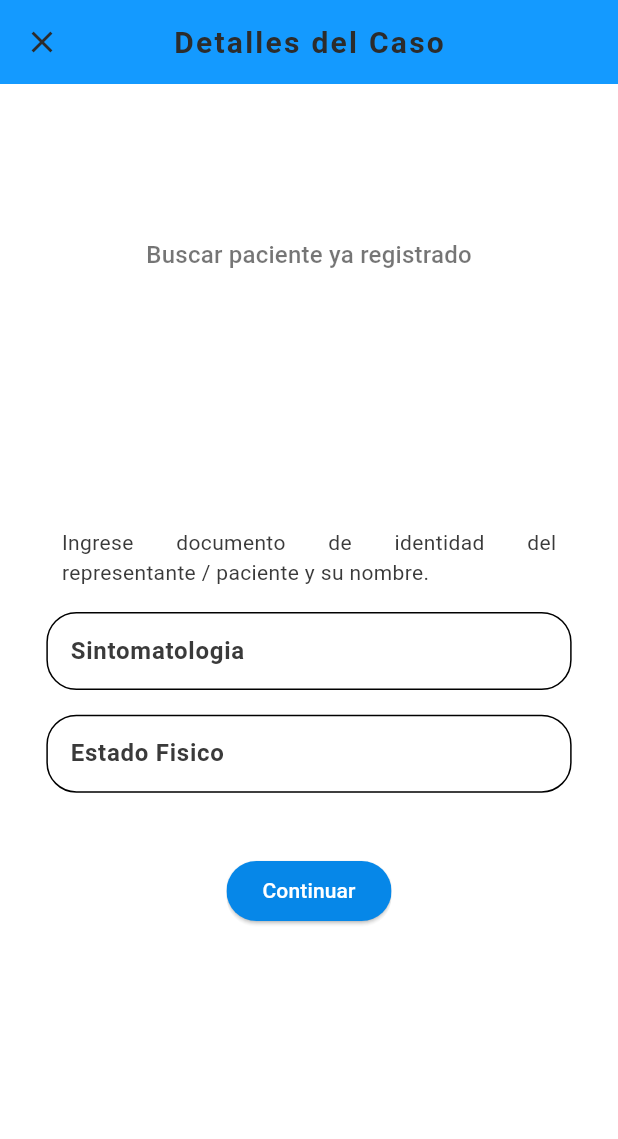
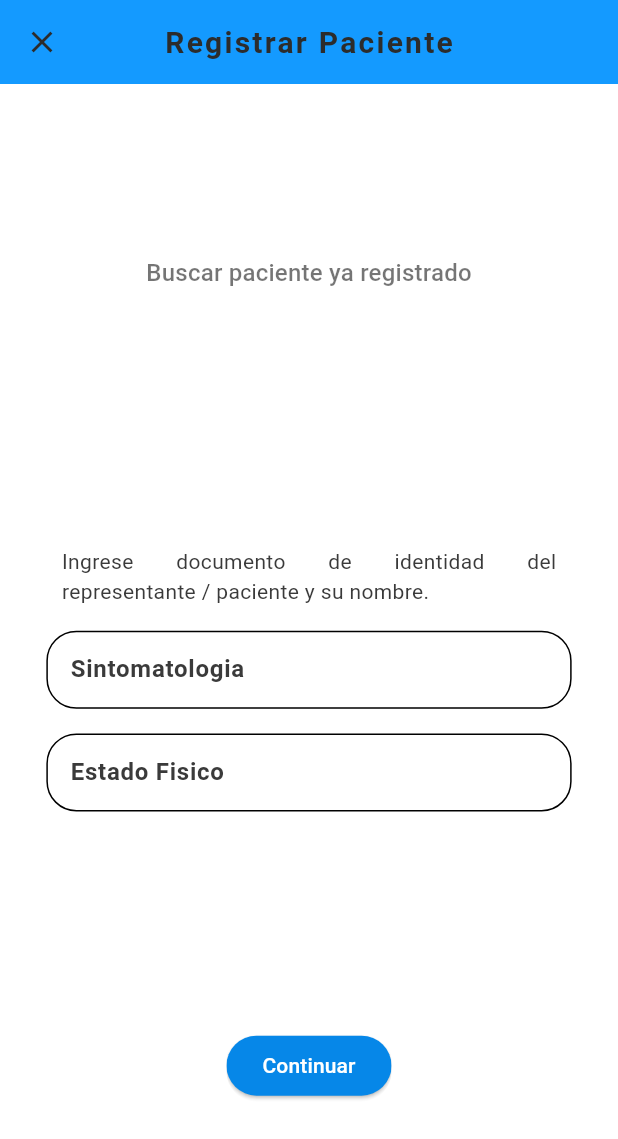
Before and after one commit to Teixeira49/d_report, a Flutter app: the FindPatientPage screen opened by its route, on a phone screen of 412 x 824 dp. Shown: the top 1139 px of the screen. Run offline on Flutter 3.47's test engine with Material 3 defaults, Android fonts, the phone set to English and light mode, and no system bars; missing offline and left inert: dart:ffi; Roboto replaces fonts that are missing (gotham).

Commit message:
Fix AppBar

```diff
--- a/lib/src/feature/find_patient/presentation/pages/find_patient_page.dart
+++ b/lib/src/feature/find_patient/presentation/pages/find_patient_page.dart
@@ -15,7 +15,7 @@ class FindPatientPage extends StatelessWidget {
     return Scaffold(
       appBar: AppBar(
         title: Text(
-          caseDetails,
+          registerData + space + patient,
           style: Theme.of(context).appBarTheme.titleTextStyle,
         ),
         backgroundColor: Theme.of(context).appBarTheme.backgroundColor,
@@ -54,6 +54,7 @@ class FindPatientPage extends StatelessWidget {
                     ),
                     Expanded(
                         child: Column(
+                          mainAxisAlignment: MainAxisAlignment.center,
                           children: [
                             Container(
                               padding: EdgeInsets.symmetric(
@@ -83,9 +84,9 @@ class FindPatientPage extends StatelessWidget {
                           ],
                         )
                     ),
-                    const SizedBox(height: 25,),
                     Expanded(
                         child: Column(
+                          mainAxisAlignment: MainAxisAlignment.end,
                           children: [
                             Container(
                               padding: EdgeInsets.symmetric(
```
